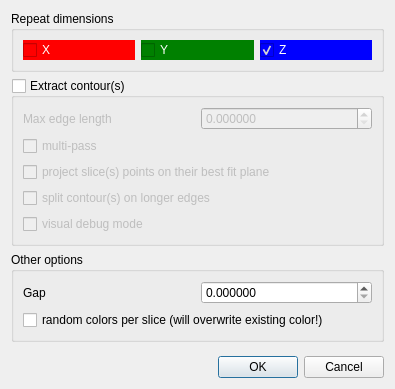
The window that qCC/ui_templates/clippingBoxRepeatDlg.ui (CloudCompare/CloudCompare) describes before a commit, drawn with Qt 5.
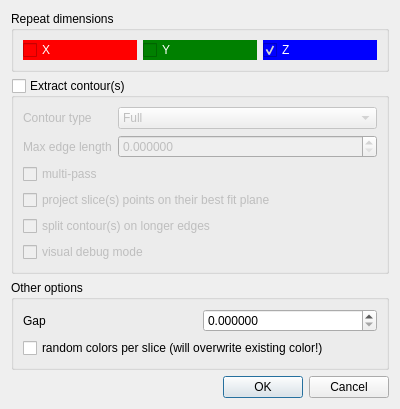
The same window after the commit.

Commit message: Clipping box tool improvement: option to select the extracted contour type (LOWER, UPPER or FULL)

Patch:
```diff
--- a/qCC/ui_templates/clippingBoxRepeatDlg.ui
+++ b/qCC/ui_templates/clippingBoxRepeatDlg.ui
@@ -6,8 +6,8 @@
    <rect>
     <x>0</x>
     <y>0</y>
-    <width>395</width>
-    <height>389</height>
+    <width>400</width>
+    <height>400</height>
    </rect>
   </property>
   <property name="windowTitle">
@@ -78,15 +78,47 @@
      </property>
      <layout class="QVBoxLayout" name="verticalLayout_3">
       <item>
-       <layout class="QHBoxLayout" name="horizontalLayout_3">
-        <item>
+       <layout class="QFormLayout" name="formLayout">
+        <item row="0" column="0">
+         <widget class="QLabel" name="label_3">
+          <property name="text">
+           <string>Contour type</string>
+          </property>
+         </widget>
+        </item>
+        <item row="0" column="1">
+         <widget class="QComboBox" name="contourTypeComboBox">
+          <property name="toolTip">
+           <string>Section type (lower or upper part, or both)</string>
+          </property>
+          <property name="currentIndex">
+           <number>2</number>
+          </property>
+          <item>
+           <property name="text">
+            <string>Lower</string>
+           </property>
+          </item>
+          <item>
+           <property name="text">
+            <string>Upper</string>
+           </property>
+          </item>
+          <item>
+           <property name="text">
+            <string>Full</string>
+           </property>
+          </item>
+         </widget>
+        </item>
+        <item row="1" column="0">
          <widget class="QLabel" name="label_2">
           <property name="text">
            <string>Max edge length</string>
           </property>
          </widget>
         </item>
-        <item>
+        <item row="1" column="1">
          <widget class="QDoubleSpinBox" name="maxEdgeLengthDoubleSpinBox">
           <property name="toolTip">
            <string>Max edge length (if 0, generates a unique and closed contour = convex hull)</string>
```
The commit also changes 7 other files.
